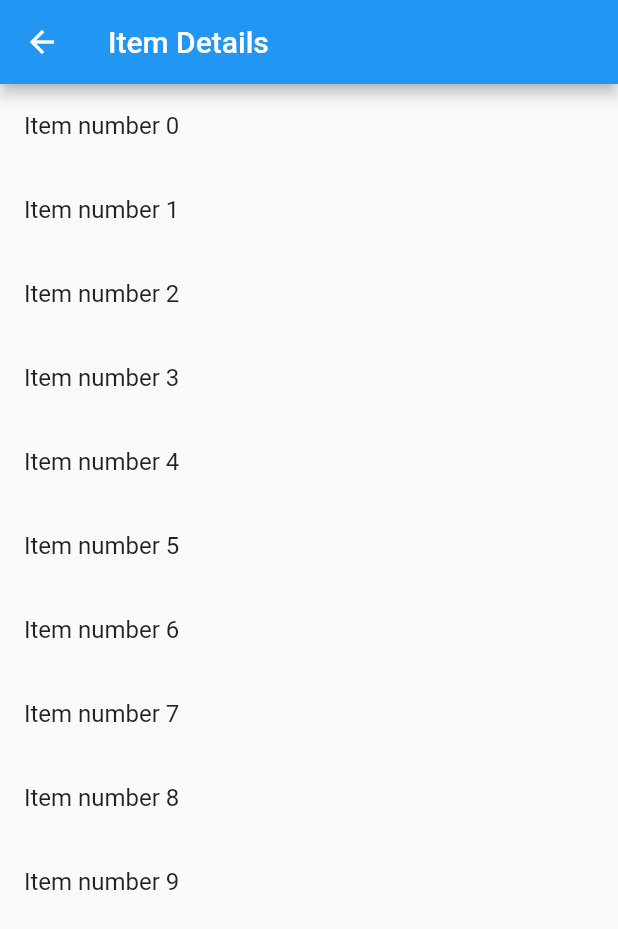
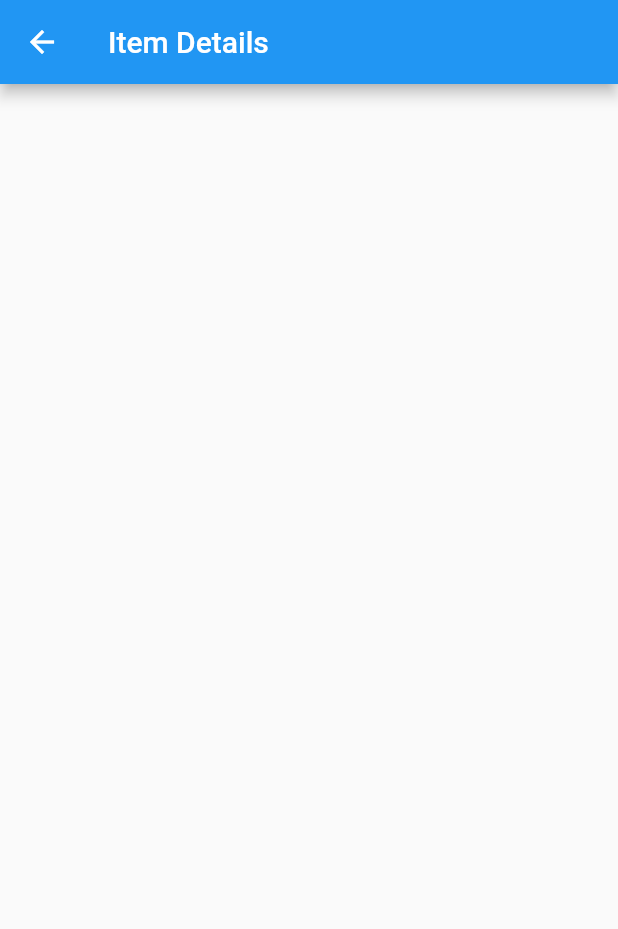
Before and after one commit to 91priyansh/explore-branches, a Flutter app: the SampleItemDetailsView screen opened by its route, on a phone screen of 412 x 824 dp. Shown: the top 929 px of the screen. Run offline on Flutter 3.47's test engine with Material 2 defaults, Android fonts, the phone set to English and light mode, and no system bars; generated files the repository leaves out were written again.

Commit message:
added container

```diff
--- a/lib/src/sample_feature/sample_item_details_view.dart
+++ b/lib/src/sample_feature/sample_item_details_view.dart
@@ -13,13 +13,7 @@ class SampleItemDetailsView extends StatelessWidget {
         //actions: [IconButton(onPressed: () {}, icon: const Icon(Icons.add))],
         title: const Text('Item Details'),
       ),
-      body: ListView.builder(
-          itemCount: 10,
-          itemBuilder: (context, index) {
-            return ListTile(
-              title: Text("Item number $index"),
-            );
-          }),
+      body: Container(),
     );
   }
 }
```
